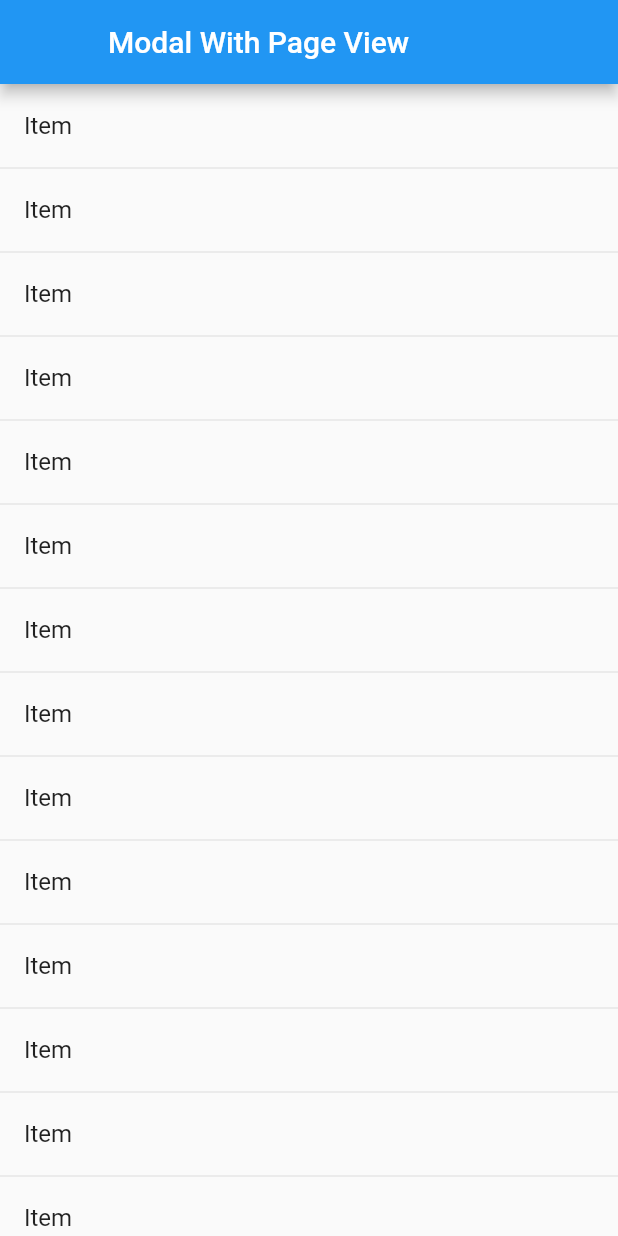
After one commit to gunschu/jitsi_meet, a Flutter app: the ModalWithPageView screen opened directly, on a phone screen of 412 x 824 dp. The commit adds this screen. Run offline on Flutter 3.47's test engine with Material 2 defaults, Android fonts, the phone set to English and light mode, and no system bars; our stand-ins replace modal_bottom_sheet, shared_preferences; accounts and stored records are empty.

Commit message:
Media ancestor issue - added modal

```diff
--- a/example/lib/main.dart
+++ b/example/lib/main.dart
@@ -1,6 +1,7 @@
 import 'dart:collection';
 import 'dart:io';
 
+import 'package:eko_jitsi_example/modal.dart';
 import 'package:flutter/cupertino.dart';
 import 'package:flutter/material.dart';
 import 'package:eko_jitsi/feature_flag/feature_flag_enum.dart';
@@ -9,6 +10,7 @@ import 'package:eko_jitsi/eko_jitsi_listener.dart';
 import 'package:eko_jitsi/room_name_constraint.dart';
 import 'package:eko_jitsi/room_name_constraint_type.dart';
 import 'package:shared_preferences/shared_preferences.dart';
+import 'package:modal_bottom_sheet/modal_bottom_sheet.dart';
 
 import 'life_cycle_manager.dart';
 
@@ -64,6 +66,18 @@ class _MyAppState extends State<MyApp> {
       home: Scaffold(
         appBar: AppBar(
           title: const Text('Plugin example app'),
+          actions: [
+            TextButton(
+              onPressed: () => showBarModalBottomSheet(
+                expand: true,
+                context: context,
+                builder: (context) => ModalWithPageView(),
+              ),
+              child: Text('White Board', style: TextStyle(
+                color: Colors.white,
+              ),),
+            ),
+          ],
         ),
         body: Container(
           padding: const EdgeInsets.symmetric(
--- /dev/null
+++ b/example/lib/modal.dart
@@ -0,0 +1,41 @@
+import 'package:flutter/material.dart';
+import 'package:modal_bottom_sheet/modal_bottom_sheet.dart';
+
+class ModalWithPageView extends StatefulWidget {
+  //const ModalWithPageView({Key? key}) : super(key: key);
+  const ModalWithPageView();
+
+  @override
+  _ModalWithPageViewState createState() => _ModalWithPageViewState();
+}
+
+class _ModalWithPageViewState extends State<ModalWithPageView> {
+  @override
+  Widget build(BuildContext context) {
+    return Material(
+      child: Scaffold(
+        appBar:
+            AppBar(leading: Container(), title: Text('Modal With Page View')),
+        body: SafeArea(
+          bottom: false,
+          child: PageView(
+            children: List.generate(
+                2,
+                (index) => ListView(
+                      shrinkWrap: true,
+                      controller: ModalScrollController.of(context),
+                      children: ListTile.divideTiles(
+                        context: context,
+                        tiles: List.generate(
+                            100,
+                            (index) => ListTile(
+                                  title: Text('Item'),
+                                )),
+                      ).toList(),
+                    )),
+          ),
+        ),
+      ),
+    );
+  }
+}
--- a/example/pubspec.yaml
+++ b/example/pubspec.yaml
@@ -14,6 +14,8 @@ dependencies:
   eko_jitsi:
     path: ../
   shared_preferences: ^2.0.5
+  modal_bottom_sheet: ^2.0.0
+
 
 
   # The following adds the Cupertino Icons font to your application.
```
Also changed, not shown: example/pubspec.lock.
